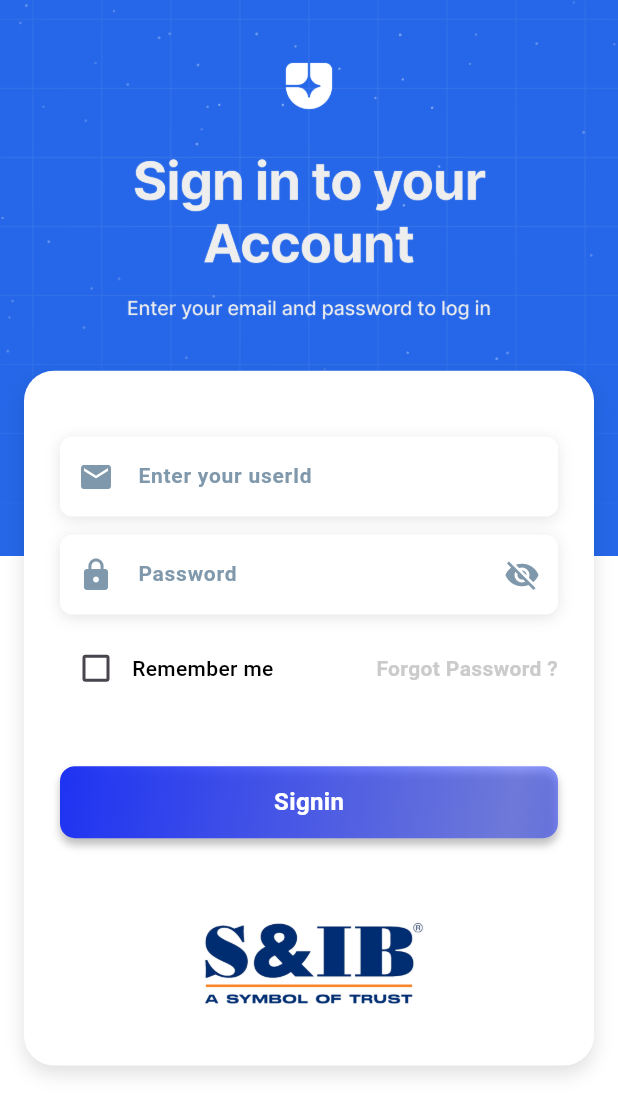
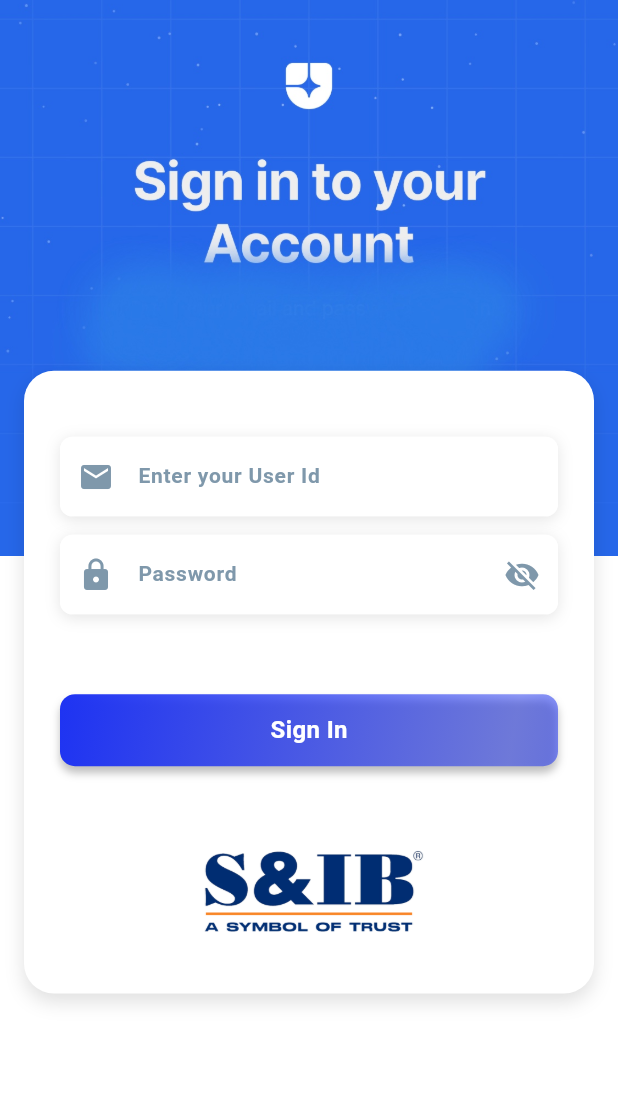
Before and after one commit to swagatapaldevant/snib_order_tracking_app, a Flutter app: the screen it shows after launch, on a phone screen of 412 x 824 dp. Shown: the top 1115 px of the screen. Run offline on Flutter 3.47's test engine with Material 3 defaults, Android fonts, the phone set to English and light mode, and no system bars; drawn by our look-alikes of flutter_bounceable; our stand-ins replace dio, file_picker, fluttertoast, get_it, image_picker, lottie and 3 more; missing offline and left inert: qr_code_scanner_plus; network calls fail; Roboto replaces fonts that are missing (comic_neue).

Commit message:
issue solved

```diff
--- a/lib/features/auth/presentation/login_screen.dart
+++ b/lib/features/auth/presentation/login_screen.dart
@@ -74,7 +74,7 @@ class _SigninScreenState extends State<SigninScreen>
           children: [
             // Top background image
             Image.asset(
-              "assets/icons/signin.png",
+              "assets/icons/signin.jpg",
               width: ScreenUtils().screenWidth(context),
               height: ScreenUtils().screenHeight(context) * 0.45,
               fit: BoxFit.cover,
@@ -109,7 +109,7 @@ class _SigninScreenState extends State<SigninScreen>
                           index: 0,
                           child: CustomTextField(
                               controller: emailController,
-                              hintText: "Enter your userId",
+                              hintText: "Enter your User Id",
                               prefixIcon: Icons.email)),
                       SizedBox(
                           height: ScreenUtils().screenHeight(context) * 0.015),
@@ -128,45 +128,45 @@ class _SigninScreenState extends State<SigninScreen>
                       const SizedBox(height: 12),
 
                       // Remember me and Forgot Password
-                      _animatedChild(
-                        index: 2,
-                        child: Row(
-                          children: [
-                            Checkbox(
-                              value: rememberMe,
-                              onChanged: (val) {
-                                setState(() {
-                                  rememberMe = val!;
-                                });
-                              },
-                            ),
-                            const Text(
-                              "Remember me",
-                              style: TextStyle(
-                                  fontWeight: FontWeight.w500,
-                                  color: AppColors.colorBlack,
-                                  fontSize: 14),
-                            ),
-                            const Spacer(),
-                            GestureDetector(
-                              onTap: () {},
-                              child: const Text(
-                                "Forgot Password ?",
-                                style: TextStyle(
-                                    color: AppColors.gray7,
-                                    fontSize: 14,
-                                    fontWeight: FontWeight.w600),
-                              ),
-                            )
-                          ],
-                        ),
-                      ),
+                      // _animatedChild(
+                      //   index: 2,
+                      //   child: Row(
+                      //     children: [
+                      //       Checkbox(
+                      //         value: rememberMe,
+                      //         onChanged: (val) {
+                      //           setState(() {
+                      //             rememberMe = val!;
+                      //           });
+                      //         },
+                      //       ),
+                      //       const Text(
+                      //         "Remember me",
+                      //         style: TextStyle(
+                      //             fontWeight: FontWeight.w500,
+                      //             color: AppColors.colorBlack,
+                      //             fontSize: 14),
+                      //       ),
+                      //       const Spacer(),
+                      //       GestureDetector(
+                      //         onTap: () {},
+                      //         child: const Text(
+                      //           "Forgot Password ?",
+                      //           style: TextStyle(
+                      //               color: AppColors.gray7,
+                      //               fontSize: 14,
+                      //               fontWeight: FontWeight.w600),
+                      //         ),
+                      //       )
+                      //     ],
+                      //   ),
+                      // ),
                       SizedBox(
                           height: ScreenUtils().screenHeight(context) * 0.05),
 
                       // Log In Button
                       _animatedChild(
-                          index: 3,
+                          index: 2,
                           child: isLoading
                               ? CircularProgressIndicator(
                                   color: AppColors.darkBlue,
@@ -186,7 +186,7 @@ class _SigninScreenState extends State<SigninScreen>
                                       CommonUtils().flutterSnackBar(
                                           context: context,
                                           mes:
-                                              "Please enter userId and password",
+                                              "Please enter User Id and Password",
                                           messageType: 4);
                                     }
 
@@ -194,7 +194,7 @@ class _SigninScreenState extends State<SigninScreen>
                                   },
                                   height: 48,
                                   width: ScreenUtils().screenWidth(context),
-                                  buttonName: "Signin",
+                                  buttonName: "Sign In",
                                   fontSize: 16,
                                   borderRadius: 10,
                                   buttonTextColor: AppColors.white,
@@ -205,7 +205,7 @@ class _SigninScreenState extends State<SigninScreen>
                       SizedBox(
                           height: ScreenUtils().screenHeight(context) * 0.05),
                       _animatedChild(
-                        index: 4,
+                        index: 3,
                         child: Image.asset(
                           "assets/icons/S&IB.png",
                           height: ScreenUtils().screenHeight(context) * 0.1,
@@ -269,6 +269,10 @@ class _SigninScreenState extends State<SigninScreen>
 
         print("Login successful: ${response.data["token"]}");
       } else {
+        CommonUtils().flutterSnackBar(
+            context: context,
+            mes: "Invalid credentials",
+            messageType: 4);
         print("⚠️ Unexpected status: ${response.statusCode}");
       }
 
@@ -277,17 +281,25 @@ class _SigninScreenState extends State<SigninScreen>
       });
     } on DioException catch (e) {
       if (e.response != null) {
+        // CommonUtils().flutterSnackBar(
+        //     context: context,
+        //     mes: "Dio error response: ${e.response?.data}",
+        //     messageType: 4);
         CommonUtils().flutterSnackBar(
             context: context,
-            mes: "Dio error response: ${e.response?.data}",
+            mes: "Invalid credentials",
             messageType: 4);
 
         print("Dio error response: ${e.response?.data}");
       } else {
         CommonUtils().flutterSnackBar(
             context: context,
-            mes: "Dio error message: ${e.message}",
+            mes: "Invalid credentials",
             messageType: 4);
+        // CommonUtils().flutterSnackBar(
+        //     context: context,
+        //     mes: "Dio error message: ${e.message}",
+        //     messageType: 4);
 
         print("Dio error message: ${e.message}");
       }
```
Also changed, not shown: lib/features/dashboard/presentation/acknowledge_image_upload_screen.dart (+10 -10 lines), assets/icons/signin.jpg (added).
